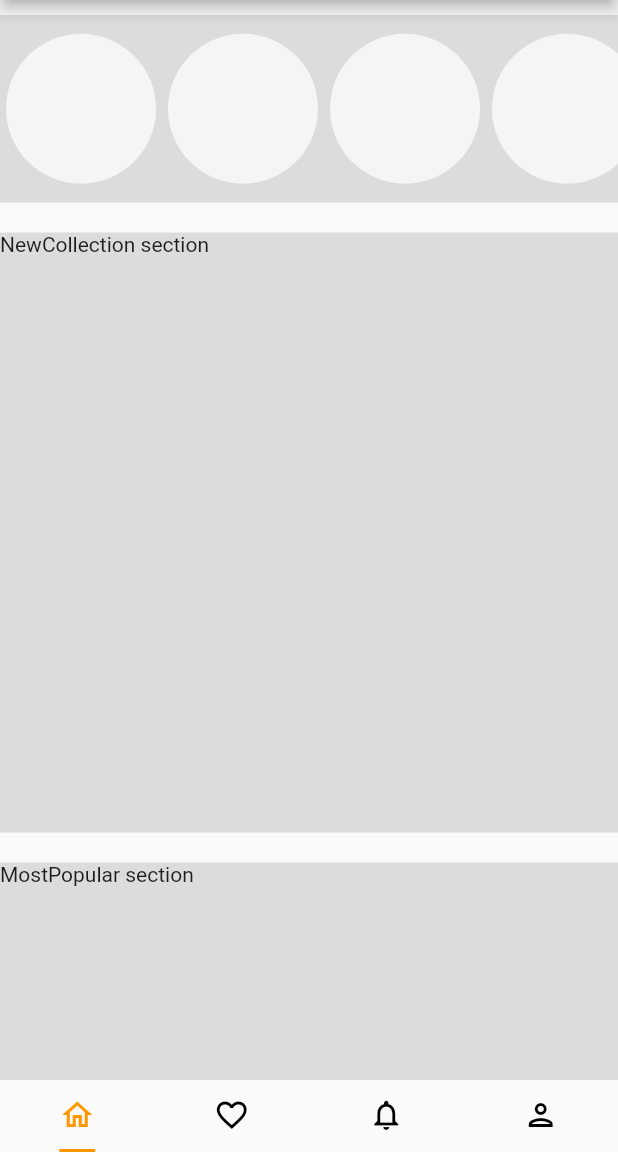
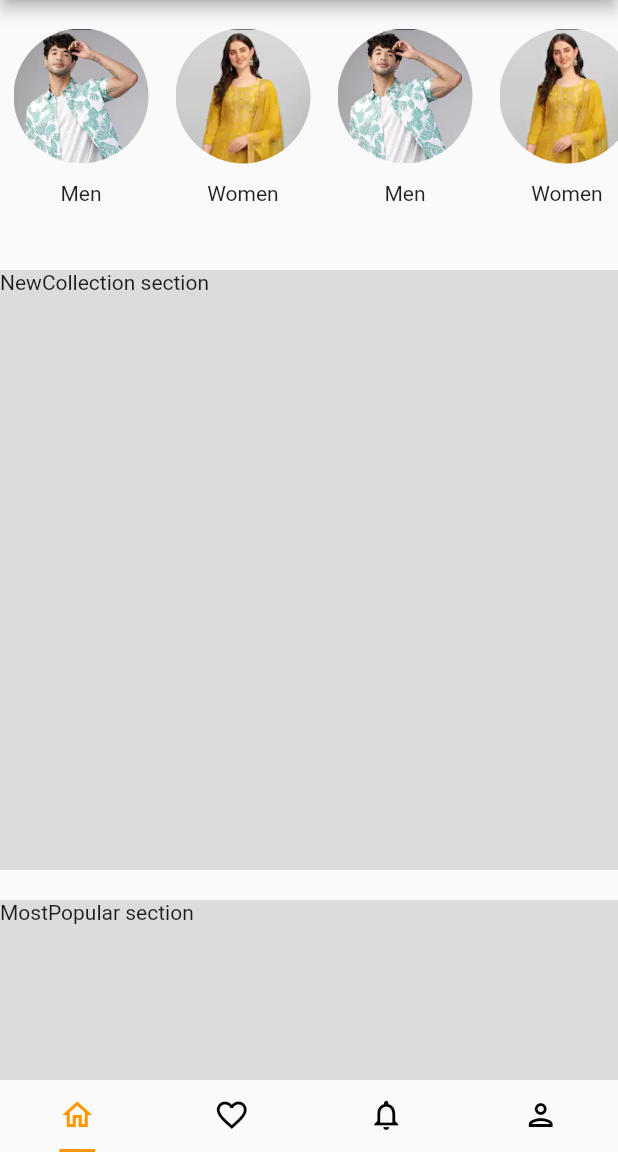
Before and after one commit to nandan-jain/flutter_learning, a Flutter app: the TabLayout screen opened directly, on a phone screen of 412 x 824 dp, the part 84-1236 px from its top. Run offline on Flutter 3.47's test engine with Material 2 defaults, Android fonts, the phone set to English and light mode, and no system bars.

Commit message:
Added images and text to categories

```diff
--- a/lib/home_page_comp/posts.dart
+++ b/lib/home_page_comp/posts.dart
@@ -1,17 +1,32 @@
 import 'package:flutter/material.dart';
 
 class CatgoryCircle extends StatelessWidget {
-  const CatgoryCircle({Key? key}) : super(key: key);
+  final String categoryName;
+  final String imageUrl;
+
+  CatgoryCircle({required this.categoryName, required this.imageUrl});
 
   @override
   Widget build(BuildContext context) {
     return Padding(
-        padding: EdgeInsets.all(4),
-        child: Container(
-          height: 100,
-          width: 100,
-          decoration: BoxDecoration(
-              shape: BoxShape.circle, color: Colors.white70),
+        padding: EdgeInsets.all(5),
+        child: Column(
+          children: [
+            Padding(
+              padding: EdgeInsets.all(4),
+              child: Container(
+                height: 90,
+                width: 90,
+                decoration: BoxDecoration(
+                    shape: BoxShape.circle,
+                    image: DecorationImage(image: AssetImage(imageUrl))),
+              ),
+            ),
+            Padding(
+              padding: EdgeInsets.only(top: 8),
+              child: Text(categoryName),
+            )
+          ],
         ));
   }
 }
@@ -19,11 +34,12 @@ class CatgoryCircle extends StatelessWidget {
 class Categories extends StatelessWidget {
   final String sectionLabel;
   final List categories = [
-    CatgoryCircle(),
-    CatgoryCircle(),
-    CatgoryCircle(),
-    CatgoryCircle(),
-    CatgoryCircle()
+    CatgoryCircle(categoryName: 'Men', imageUrl: 'images/men.png'),
+    CatgoryCircle(categoryName: 'Women', imageUrl: 'images/women.png'),
+    CatgoryCircle(categoryName: 'Men', imageUrl: 'images/men.png'),
+    CatgoryCircle(categoryName: 'Women', imageUrl: 'images/women.png'),
+    CatgoryCircle(categoryName: 'Men', imageUrl: 'images/men.png'),
+    CatgoryCircle(categoryName: 'Women', imageUrl: 'images/women.png'),
   ];
   Categories({required this.sectionLabel});
 
@@ -32,8 +48,7 @@ class Categories extends StatelessWidget {
     return Padding(
         padding: EdgeInsets.symmetric(vertical: 10),
         child: Container(
-            height: 125,
-            color: Colors.black12,
+            height: 150,
             child: ListView.builder(
                 itemCount: categories.length,
                 scrollDirection: Axis.horizontal,
--- a/pubspec.yaml
+++ b/pubspec.yaml
@@ -49,6 +49,8 @@ flutter:
   # To add assets to your application, add an assets section, like this:
   assets:
       - images/splash.png
+      - images/men.png
+      - images/women.png
   #   - images/a_dot_ham.jpeg
 
   # An image asset can refer to one or more resolution-specific "variants", see
```
Also changed, not shown: images/men.png (added), images/women.png (added).
